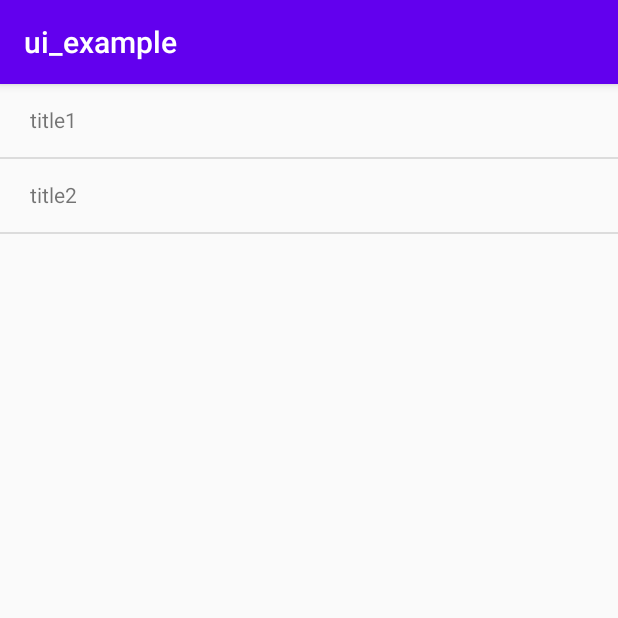
After one commit to yasu1234/android_ui_example, an Android app: the ExpandableListActivity screen opened directly, with no data from a screen before it, on a phone screen of 412 x 824 dp, the top half of it. The commit adds this screen. Run offline under Robolectric (Android 15) with nearby library versions, the phone set to English and light mode, and no system bars.

Commit message:
add ExpandableListView

```diff
--- a/app/src/main/AndroidManifest.xml
+++ b/app/src/main/AndroidManifest.xml
@@ -23,6 +23,7 @@
         </activity>
         <activity android:name=".list.SimpleRecyclerViewActivity" />
         <activity android:name=".layout.TablayoutActivity"/>
+        <activity android:name=".list.ExpandableListActivity"/>
     </application>
 
 </manifest>
--- /dev/null
+++ b/app/src/main/java/com/example/ui_example/list/ExpandableListActivity.kt
@@ -0,0 +1,28 @@
+package com.example.ui_example.list
+
+import android.os.Bundle
+import androidx.appcompat.app.AppCompatActivity
+import com.example.ui_example.R
+import kotlinx.android.synthetic.main.activity_expandable_list.*
+
+class ExpandableListActivity: AppCompatActivity() {
+    private lateinit var adapter: ExpandableListAdapter
+
+    override fun onCreate(savedInstanceState: Bundle?) {
+        super.onCreate(savedInstanceState)
+
+        setContentView(R.layout.activity_expandable_list)
+
+        setupUI()
+    }
+
+    private fun setupUI() {
+        setupListView()
+    }
+
+    private fun setupListView() {
+        val dictionary = mapOf("title1" to listOf("foo", "bar", "fizz", "buzz"), "title2" to listOf("fizz"))
+        adapter = ExpandableListAdapter(this, dictionary)
+        expandableList.setAdapter(adapter)
+    }
+}
--- /dev/null
+++ b/app/src/main/java/com/example/ui_example/list/ExpandableListAdapter.kt
@@ -0,0 +1,114 @@
+package com.example.ui_example.list
+
+import android.content.Context
+import android.view.LayoutInflater
+import android.view.View
+import android.view.ViewGroup
+import android.widget.BaseExpandableListAdapter
+import android.widget.TextView
+import com.example.ui_example.R
+
+class ExpandableListAdapter(
+    private val context: Context,
+    var dataList: Map<String, List<String>>?
+ ): BaseExpandableListAdapter() {
+    override fun getGroupCount(): Int {
+        if (!dataList.isNullOrEmpty()) {
+            return dataList!!.keys.size
+        }
+        return 0
+    }
+
+    override fun getChildrenCount(p0: Int): Int {
+        if (!dataList.isNullOrEmpty()) {
+            val key = dataList!!.keys.elementAt(p0)
+            val list = dataList!![key]
+            if (!list.isNullOrEmpty()) {
+                return list.size
+            }
+        }
+        return 0
+    }
+
+    override fun getGroup(p0: Int): Any {
+        if (!dataList.isNullOrEmpty()) {
+            return dataList!!.keys.elementAt(p0)
+        }
+        return ""
+    }
+
+    override fun getChild(p0: Int, p1: Int): Any {
+        if (!dataList.isNullOrEmpty()) {
+            val key = dataList!!.keys.elementAt(p0)
+            val childData = dataList!![key]
+            if (!childData.isNullOrEmpty()) {
+                return childData[p1]
+            }
+        }
+        return ""
+    }
+
+    override fun getGroupId(p0: Int): Long {
+        return p0.toLong()
+    }
+
+    override fun getChildId(p0: Int, p1: Int): Long {
+        return p1.toLong()
+    }
+
+    override fun hasStableIds(): Boolean {
+        return false
+    }
+
+    override fun getGroupView(
+        p0: Int,
+        p1: Boolean,
+        p2: View?,
+        p3: ViewGroup?
+    ): View {
+        var title = ""
+        var convertView = p2
+        if (!dataList.isNullOrEmpty()) {
+            title = dataList!!.keys.elementAt(p0)
+        }
+        if (convertView == null) {
+            val layoutInflater = context.getSystemService(Context.LAYOUT_INFLATER_SERVICE) as LayoutInflater
+            convertView = layoutInflater.inflate(R.layout.expandable_cell, null)
+        }
+
+        val titleTextView = convertView!!.findViewById<TextView>(R.id.expandableTitleTextView)
+        titleTextView.text = title
+
+        return convertView
+    }
+
+    override fun getChildView(
+        p0: Int,
+        p1: Int,
+        p2: Boolean,
+        p3: View?,
+        p4: ViewGroup?
+    ): View {
+        var convertView = p3
+
+        var title = ""
+        val key = dataList!!.keys.elementAt(p0)
+        val childData = dataList!![key]
+        if (!childData.isNullOrEmpty()) {
+            title = childData[p1]
+        }
+        if (convertView == null) {
+            val layoutInflater = context.getSystemService(Context.LAYOUT_INFLATER_SERVICE) as LayoutInflater
+            convertView = layoutInflater.inflate(R.layout.expandable_cell, null)
+        }
+
+        val titleTextView = convertView!!.findViewById<TextView>(R.id.expandableTitleTextView)
+        titleTextView.text = title
+
+        return convertView
+    }
+
+    override fun isChildSelectable(p0: Int, p1: Int): Boolean {
+        return true
+    }
+}
--- /dev/null
+++ b/app/src/main/res/layout/activity_expandable_list.xml
@@ -0,0 +1,17 @@
+<?xml version="1.0" encoding="utf-8"?>
+<androidx.constraintlayout.widget.ConstraintLayout xmlns:android="http://schemas.android.com/apk/res/android"
+    xmlns:app="http://schemas.android.com/apk/res-auto"
+    android:layout_width="match_parent"
+    android:layout_height="match_parent">
+
+    <ExpandableListView
+        android:id="@+id/expandableList"
+        android:layout_width="0dp"
+        android:layout_height="0dp"
+        android:groupIndicator="@null"
+        app:layout_constraintBottom_toBottomOf="parent"
+        app:layout_constraintEnd_toEndOf="parent"
+        app:layout_constraintStart_toStartOf="parent"
+        app:layout_constraintTop_toTopOf="parent" />
+
+</androidx.constraintlayout.widget.ConstraintLayout>
--- /dev/null
+++ b/app/src/main/res/layout/expandable_cell.xml
@@ -0,0 +1,21 @@
+<?xml version="1.0" encoding="utf-8"?>
+<androidx.constraintlayout.widget.ConstraintLayout xmlns:android="http://schemas.android.com/apk/res/android"
+    xmlns:app="http://schemas.android.com/apk/res-auto"
+    xmlns:tools="http://schemas.android.com/tools"
+    android:layout_width="match_parent"
+    android:layout_height="wrap_content">
+
+    <TextView
+        android:id="@+id/expandableTitleTextView"
+        android:layout_width="0dp"
+        android:layout_height="wrap_content"
+        android:layout_marginStart="20dp"
+        android:layout_marginTop="14dp"
+        android:layout_marginEnd="10dp"
+        android:layout_marginBottom="15dp"
+        tools:text="TextView"
+        app:layout_constraintBottom_toBottomOf="parent"
+        app:layout_constraintEnd_toEndOf="parent"
+        app:layout_constraintStart_toStartOf="parent"
+        app:layout_constraintTop_toTopOf="parent" />
+</androidx.constraintlayout.widget.ConstraintLayout>
```
Also changed, not shown: app/src/main/java/com/example/ui_example/home/HomeFragment.kt (+8 -0 lines).
